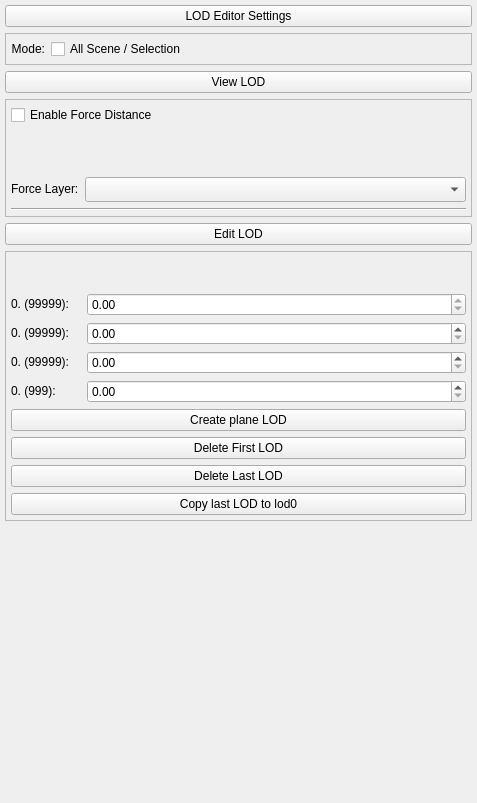
The window that Tools/ResourceEditor/DataQt/LODEditor.ui (xaoctech/dava.engine) describes before a commit, drawn with Qt 5.
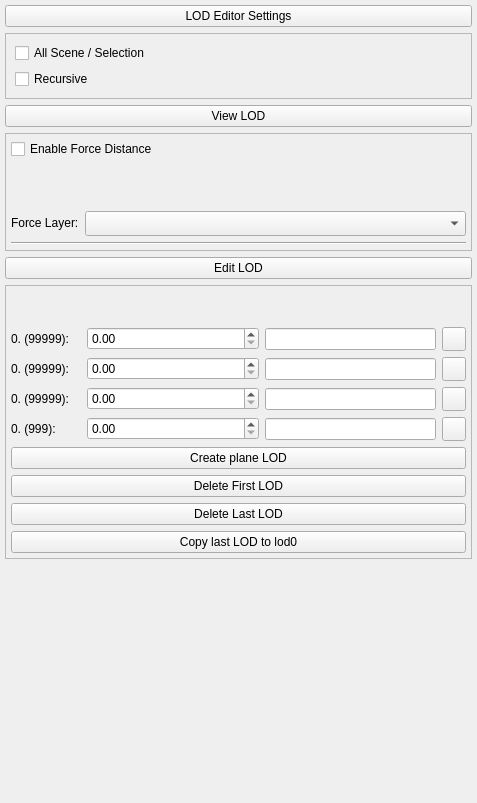
The same window after the commit. Icons and pictures are not drawn. Custom widgets are drawn as their Qt base class.

Commit message: [DF-10760] Added multiple values to distances

Diff of the .ui file:
```diff
--- a/Tools/ResourceEditor/DataQt/LODEditor.ui
+++ b/Tools/ResourceEditor/DataQt/LODEditor.ui
@@ -31,7 +31,7 @@
      </property>
     </widget>
    </item>
-   <item>
+   <item alignment="Qt::AlignVCenter">
     <widget class="QFrame" name="frameLodEditorSettings">
      <property name="sizePolicy">
       <sizepolicy hsizetype="Preferred" vsizetype="Fixed">
@@ -45,36 +45,21 @@
      <property name="frameShadow">
       <enum>QFrame::Raised</enum>
      </property>
-     <layout class="QGridLayout" name="gridLayout">
-      <property name="margin">
-       <number>5</number>
-      </property>
-      <item row="0" column="0">
-       <widget class="QLabel" name="label">
-        <property name="sizePolicy">
-         <sizepolicy hsizetype="Fixed" vsizetype="Fixed">
-          <horstretch>0</horstretch>
-          <verstretch>0</verstretch>
-         </sizepolicy>
-        </property>
-        <property name="layoutDirection">
-         <enum>Qt::LeftToRight</enum>
-        </property>
-        <property name="text">
-         <string>Mode:</string>
-        </property>
-        <property name="alignment">
-         <set>Qt::AlignRight|Qt::AlignTrailing|Qt::AlignVCenter</set>
-        </property>
-       </widget>
-      </item>
-      <item row="0" column="1">
-       <widget class="QCheckBox" name="checkBoxLodEditorMode">
+     <layout class="QVBoxLayout" name="verticalLayout_2">
+      <item>
+       <widget class="QCheckBox" name="checkboxLodEditorMode">
         <property name="text">
          <string>All Scene / Selection</string>
         </property>
        </widget>
       </item>
+      <item>
+       <widget class="QCheckBox" name="checkboxRecursive">
+        <property name="text">
+         <string>Recursive</string>
+        </property>
+       </widget>
+      </item>
      </layout>
     </widget>
    </item>
@@ -198,7 +183,7 @@
       <property name="margin">
        <number>5</number>
       </property>
-      <item row="0" column="0" colspan="2">
+      <item row="0" column="0" colspan="4">
        <widget class="DistanceSlider" name="distanceSlider">
         <property name="sizePolicy">
          <sizepolicy hsizetype="Preferred" vsizetype="Fixed">
@@ -217,182 +202,79 @@
         </property>
        </widget>
       </item>
-      <item row="3" column="0">
-       <widget class="QLabel" name="lod2Name">
-        <property name="sizePolicy">
-         <sizepolicy hsizetype="Minimum" vsizetype="Fixed">
-          <horstretch>0</horstretch>
-          <verstretch>0</verstretch>
-         </sizepolicy>
-        </property>
-        <property name="minimumSize">
-         <size>
-          <width>70</width>
-          <height>0</height>
-         </size>
-        </property>
-        <property name="layoutDirection">
-         <enum>Qt::LeftToRight</enum>
-        </property>
-        <property name="text">
-         <string>0. (99999):</string>
-        </property>
-        <property name="alignment">
-         <set>Qt::AlignLeading|Qt::AlignLeft|Qt::AlignVCenter</set>
-        </property>
-       </widget>
-      </item>
-      <item row="1" column="0">
-       <widget class="QLabel" name="lod0Name">
-        <property name="sizePolicy">
-         <sizepolicy hsizetype="Minimum" vsizetype="Fixed">
-          <horstretch>0</horstretch>
-          <verstretch>0</verstretch>
-         </sizepolicy>
-        </property>
-        <property name="minimumSize">
-         <size>
-          <width>70</width>
-          <height>0</height>
-         </size>
-        </property>
-        <property name="layoutDirection">
-         <enum>Qt::LeftToRight</enum>
-        </property>
-        <property name="text">
-         <string>0. (99999):</string>
-        </property>
-        <property name="alignment">
-         <set>Qt::AlignLeading|Qt::AlignLeft|Qt::AlignVCenter</set>
-        </property>
-       </widget>
-      </item>
-      <item row="1" column="1">
-       <widget class="EventFilterDoubleSpinBox" name="lod0Distance">
-        <property name="sizePolicy">
-         <sizepolicy hsizetype="Expanding" vsizetype="Fixed">
-          <horstretch>0</horstretch>
-          <verstretch>0</verstretch>
-         </sizepolicy>
-        </property>
-        <property name="readOnly">
-         <bool>true</bool>
-        </property>
-        <property name="suffix">
-         <string/>
-        </property>
-        <property name="minimum">
-         <double>0.000000000000000</double>
-        </property>
-        <property name="maximum">
-         <double>1000.000000000000000</double>
-        </property>
-       </widget>
-      </item>
-      <item row="2" column="0">
-       <widget class="QLabel" name="lod1Name">
-        <property name="sizePolicy">
-         <sizepolicy hsizetype="Minimum" vsizetype="Fixed">
-          <horstretch>0</horstretch>
-          <verstretch>0</verstretch>
-         </sizepolicy>
-        </property>
-        <property name="minimumSize">
-         <size>
-          <width>70</width>
-          <height>0</height>
-         </size>
-        </property>
-        <property name="layoutDirection">
-         <enum>Qt::LeftToRight</enum>
-        </property>
-        <property name="text">
-         <string>0. (99999):</string>
-        </property>
-        <property name="alignment">
-         <set>Qt::AlignLeading|Qt::AlignLeft|Qt::AlignVCenter</set>
-        </property>
-       </widget>
-      </item>
-      <item row="2" column="1">
-       <widget class="EventFilterDoubleSpinBox" name="lod1Distance">
-        <property name="sizePolicy">
-         <sizepolicy hsizetype="Expanding" vsizetype="Fixed">
-          <horstretch>0</horstretch>
-          <verstretch>0</verstretch>
-         </sizepolicy>
-        </property>
-        <property name="suffix">
-         <string/>
-        </property>
-        <property name="minimum">
-         <double>0.000000000000000</double>
-        </property>
-        <property name="maximum">
-         <double>1000.000000000000000</double>
-        </property>
-       </widget>
-      </item>
-      <item row="3" column="1">
-       <widget class="EventFilterDoubleSpinBox" name="lod2Distance">
-        <property name="sizePolicy">
-         <sizepolicy hsizetype="Expanding" vsizetype="Fixed">
-          <horstretch>0</horstretch>
-          <verstretch>0</verstretch>
-         </sizepolicy>
-        </property>
-        <property name="suffix">
-         <string/>
-        </property>
-        <property name="minimum">
-         <double>0.000000000000000</double>
-        </property>
-        <property name="maximum">
-         <double>1000.000000000000000</double>
-        </property>
-       </widget>
-      </item>
-      <item row="7" column="0" colspan="2">
-       <widget class="QPushButton" name="buttonDeleteLastLOD">
-        <property name="text">
-         <string>Delete Last LOD</string>
-        </property>
-       </widget>
-      </item>
-      <item row="6" column="0" colspan="2">
+      <item row="6" column="0" colspan="4">
        <widget class="QPushButton" name="buttonDeleteFirstLOD">
         <property name="text">
          <string>Delete First LOD</string>
         </property>
        </widget>
       </item>
-      <item row="5" column="0" colspan="2">
+      <item row="2" column="3">
+       <widget class="QPushButton" name="lod1Reset">
+        <property name="sizePolicy">
+         <sizepolicy hsizetype="Fixed" vsizetype="Fixed">
+          <horstretch>0</horstretch>
+          <verstretch>0</verstretch>
+         </sizepolicy>
+        </property>
+        <property name="minimumSize">
+         <size>
+          <width>24</width>
+          <height>24</height>
+         </size>
+        </property>
+        <property name="maximumSize">
+         <size>
+          <width>24</width>
+          <height>24</height>
+         </size>
+        </property>
+        <property name="text">
+         <string/>
+        </property>
+        <property name="icon">
+         <iconset resource="Resources.qrc">
+          <normaloff>:/QtIcons/reset.png</normaloff>:/QtIcons/reset.png</iconset>
+        </property>
+       </widget>
+      </item>
+      <item row="3" column="3">
+       <widget class="QPushButton" name="lod2Reset">
+        <property name="sizePolicy">
+         <sizepolicy hsizetype="Fixed" vsizetype="Fixed">
+          <horstretch>0</horstretch>
+          <verstretch>0</verstretch>
+         </sizepolicy>
+        </property>
+        <property name="minimumSize">
+         <size>
+          <width>24</width>
+          <height>24</height>
+         </size>
+        </property>
+        <property name="maximumSize">
+         <size>
+          <width>24</width>
+          <height>24</height>
+         </size>
+        </property>
+        <property name="text">
+         <string/>
+        </property>
+        <property name="icon">
+         <iconset resource="Resources.qrc">
+          <normaloff>:/QtIcons/reset.png</normaloff>:/QtIcons/reset.png</iconset>
+        </property>
+       </widget>
+      </item>
+      <item row="5" column="0" colspan="4">
        <widget class="QPushButton" name="createPlaneLodButton">
         <property name="text">
          <string>Create plane LOD</string>
         </property>
        </widget>
       </item>
-      <item row="4" column="1">
-       <widget class="EventFilterDoubleSpinBox" name="lod3Distance">
-        <property name="sizePolicy">
-         <sizepolicy hsizetype="Expanding" vsizetype="Fixed">
-          <horstretch>0</horstretch>
-          <verstretch>0</verstretch>
-         </sizepolicy>
-        </property>
-        <property name="suffix">
-         <string/>
-        </property>
-        <property name="minimum">
-         <double>0.000000000000000</double>
-        </property>
-        <property name="maximum">
-         <double>1000.000000000000000</double>
-        </property>
-       </widget>
-      </item>
-      <item row="4" column="0">
+      <item row="4" column="0" alignment="Qt::AlignVCenter">
        <widget class="QLabel" name="lod3Name">
         <property name="sizePolicy">
          <sizepolicy hsizetype="Minimum" vsizetype="Fixed">
@@ -417,13 +299,241 @@
         </property>
        </widget>
       </item>
-      <item row="8" column="0" colspan="2">
+      <item row="2" column="1">
+       <widget class="EventFilterDoubleSpinBox" name="lod1Distance">
+        <property name="sizePolicy">
+         <sizepolicy hsizetype="Expanding" vsizetype="Fixed">
+          <horstretch>0</horstretch>
+          <verstretch>0</verstretch>
+         </sizepolicy>
+        </property>
+        <property name="suffix">
+         <string/>
+        </property>
+        <property name="minimum">
+         <double>0.000000000000000</double>
+        </property>
+        <property name="maximum">
+         <double>1000.000000000000000</double>
+        </property>
+       </widget>
+      </item>
+      <item row="3" column="0" alignment="Qt::AlignVCenter">
+       <widget class="QLabel" name="lod2Name">
+        <property name="sizePolicy">
+         <sizepolicy hsizetype="Minimum" vsizetype="Fixed">
+          <horstretch>0</horstretch>
+          <verstretch>0</verstretch>
+         </sizepolicy>
+        </property>
+        <property name="minimumSize">
+         <size>
+          <width>70</width>
+          <height>0</height>
+         </size>
+        </property>
+        <property name="layoutDirection">
+         <enum>Qt::LeftToRight</enum>
+        </property>
+        <property name="text">
+         <string>0. (99999):</string>
+        </property>
+        <property name="alignment">
+         <set>Qt::AlignLeading|Qt::AlignLeft|Qt::AlignVCenter</set>
+        </property>
+       </widget>
+      </item>
+      <item row="4" column="1">
+       <widget class="EventFilterDoubleSpinBox" name="lod3Distance">
+        <property name="sizePolicy">
+         <sizepolicy hsizetype="Expanding" vsizetype="Fixed">
+          <horstretch>0</horstretch>
+          <verstretch>0</verstretch>
+         </sizepolicy>
+        </property>
+        <property name="suffix">
+         <string/>
+        </property>
+        <property name="minimum">
+         <double>0.000000000000000</double>
+        </property>
+        <property name="maximum">
+         <double>1000.000000000000000</double>
+        </property>
+       </widget>
+      </item>
+      <item row="4" column="3">
+       <widget class="QPushButton" name="lod3Reset">
+        <property name="sizePolicy">
+         <sizepolicy hsizetype="Fixed" vsizetype="Fixed">
+          <horstretch>0</horstretch>
+          <verstretch>0</verstretch>
+         </sizepolicy>
+        </property>
+        <property name="minimumSize">
+         <size>
+          <width>24</width>
+          <height>24</height>
+         </size>
+        </property>
+        <property name="maximumSize">
+         <size>
+          <width>24</width>
+          <height>24</height>
+         </size>
+        </property>
+        <property name="text">
+         <string/>
+        </property>
+        <property name="icon">
+         <iconset resource="Resources.qrc">
+          <normaloff>:/QtIcons/reset.png</normaloff>:/QtIcons/reset.png</iconset>
+        </property>
+       </widget>
+      </item>
+      <item row="1" column="3">
+       <widget class="QPushButton" name="lod0Reset">
+        <property name="sizePolicy">
+         <sizepolicy hsizetype="Fixed" vsizetype="Fixed">
+          <horstretch>0</horstretch>
+          <verstretch>0</verstretch>
+         </sizepolicy>
+        </property>
+        <property name="minimumSize">
+         <size>
+          <width>24</width>
+          <height>24</height>
+         </size>
+        </property>
+        <property name="maximumSize">
+         <size>
+          <width>24</width>
+          <height>24</height>
+         </size>
+        </property>
+        <property name="text">
+         <string/>
+        </property>
+        <property name="icon">
+         <iconset resource="Resources.qrc">
+          <normaloff>:/QtIcons/reset.png</normaloff>:/QtIcons/reset.png</iconset>
+        </property>
+       </widget>
+      </item>
+      <item row="3" column="1">
+       <widget class="EventFilterDoubleSpinBox" name="lod2Distance">
+        <property name="sizePolicy">
+         <sizepolicy hsizetype="Expanding" vsizetype="Fixed">
+          <horstretch>0</horstretch>
+          <verstretch>0</verstretch>
+         </sizepolicy>
+        </property>
+        <property name="suffix">
+         <string/>
+        </property>
+        <property name="minimum">
+         <double>0.000000000000000</double>
+        </property>
+        <property name="maximum">
+         <double>1000.000000000000000</double>
+        </property>
+       </widget>
+      </item>
+      <item row="2" column="0" alignment="Qt::AlignVCenter">
+       <widget class="QLabel" name="lod1Name">
+        <property name="sizePolicy">
+         <sizepolicy hsizetype="Minimum" vsizetype="Fixed">
+          <horstretch>0</horstretch>
+          <verstretch>0</verstretch>
+         </sizepolicy>
+        </property>
+        <property name="minimumSize">
+         <size>
+          <width>70</width>
+          <height>0</height>
+         </size>
+        </property>
+        <property name="layoutDirection">
+         <enum>Qt::LeftToRight</enum>
+        </property>
+        <property name="text">
+         <string>0. (99999):</string>
+        </property>
+        <property name="alignment">
+         <set>Qt::AlignLeading|Qt::AlignLeft|Qt::AlignVCenter</set>
+        </property>
+       </widget>
+      </item>
+      <item row="8" column="0" colspan="4">
        <widget class="QPushButton" name="lastLodToFrontButton">
         <property name="text">
          <string>Copy last LOD to lod0</string>
         </property>
        </widget>
       </item>
+      <item row="7" column="0" colspan="4">
+       <widget class="QPushButton" name="buttonDeleteLastLOD">
+        <property name="text">
+         <string>Delete Last LOD</string>
+        </property>
+       </widget>
+      </item>
+      <item row="1" column="0">
+       <widget class="QLabel" name="lod0Name">
+        <property name="sizePolicy">
+         <sizepolicy hsizetype="Minimum" vsizetype="Fixed">
+          <horstretch>0</horstretch>
+          <verstretch>0</verstretch>
+         </sizepolicy>
+        </property>
+        <property name="minimumSize">
+         <size>
+          <width>70</width>
+          <height>0</height>
+         </size>
+        </property>
+        <property name="layoutDirection">
+         <enum>Qt::LeftToRight</enum>
+        </property>
+        <property name="text">
+         <string>0. (99999):</string>
+        </property>
+        <property name="alignment">
+         <set>Qt::AlignLeading|Qt::AlignLeft|Qt::AlignVCenter</set>
+        </property>
+       </widget>
+      </item>
+      <item row="1" column="1" alignment="Qt::AlignVCenter">
+       <widget class="EventFilterDoubleSpinBox" name="lod0Distance">
+        <property name="sizePolicy">
+         <sizepolicy hsizetype="Expanding" vsizetype="Fixed">
+          <horstretch>0</horstretch>
+          <verstretch>0</verstretch>
+         </sizepolicy>
+        </property>
+        <property name="suffix">
+         <string/>
+        </property>
+        <property name="minimum">
+         <double>0.000000000000000</double>
+        </property>
+        <property name="maximum">
+         <double>1000.000000000000000</double>
+        </property>
+       </widget>
+      </item>
+      <item row="1" column="2">
+       <widget class="QLineEdit" name="lod0Multiple"/>
+      </item>
+      <item row="2" column="2">
+       <widget class="QLineEdit" name="lod1Multiple"/>
+      </item>
+      <item row="3" column="2">
+       <widget class="QLineEdit" name="lod2Multiple"/>
+      </item>
+      <item row="4" column="2">
+       <widget class="QLineEdit" name="lod3Multiple"/>
+      </item>
      </layout>
     </widget>
    </item>
```
Left out of the diff: 8 changed lines with no effect on the pictures. The commit also changes 8 other files.
